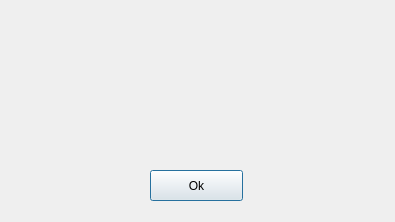
zgyhc2050/amlogic_debug_tool, file aml_debug_help_info.ui: the form before one commit.
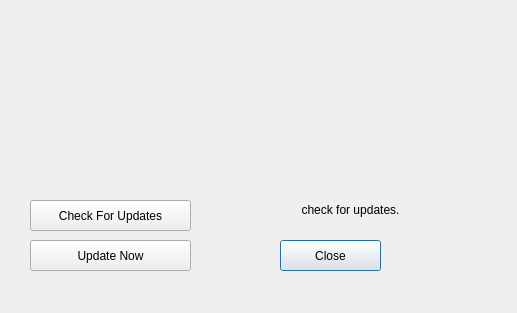
The form after the commit.

Commit message:
aml_debug v_1_3_0: add online update function
Problem:
add online update function

Solution:
1. add online update function

Verify:
Vs Code

```diff
--- a/aml_debug_help_info.ui
+++ b/aml_debug_help_info.ui
@@ -6,8 +6,8 @@
    <rect>
     <x>0</x>
     <y>0</y>
-    <width>395</width>
-    <height>222</height>
+    <width>517</width>
+    <height>313</height>
    </rect>
   </property>
   <property name="windowTitle">
@@ -16,23 +16,23 @@
   <widget class="QPushButton" name="pushButton">
    <property name="geometry">
     <rect>
-     <x>150</x>
-     <y>170</y>
-     <width>93</width>
+     <x>280</x>
+     <y>240</y>
+     <width>101</width>
      <height>31</height>
     </rect>
    </property>
    <property name="text">
-    <string>Ok</string>
+    <string>Close</string>
    </property>
   </widget>
   <widget class="QLabel" name="AmlDebugHelpAboutInfo_Label">
    <property name="geometry">
     <rect>
-     <x>20</x>
-     <y>10</y>
-     <width>351</width>
-     <height>151</height>
+     <x>30</x>
+     <y>20</y>
+     <width>471</width>
+     <height>141</height>
     </rect>
    </property>
    <property name="text">
@@ -42,6 +42,45 @@
     <set>Qt::LinksAccessibleByMouse|Qt::TextSelectableByMouse</set>
    </property>
   </widget>
+  <widget class="QLabel" name="AmlDebugHelpAboutUpdate_Label">
+   <property name="geometry">
+    <rect>
+     <x>200</x>
+     <y>200</y>
+     <width>301</width>
+     <height>21</height>
+    </rect>
+   </property>
+   <property name="text">
+    <string>&lt;html&gt;&lt;head/&gt;&lt;body&gt;&lt;p align=&quot;center&quot;&gt;check for updates.&lt;/p&gt;&lt;/body&gt;&lt;/html&gt;</string>
+   </property>
+  </widget>
+  <widget class="QPushButton" name="AmlDebugHelpAboutUpdateNow_pushButton">
+   <property name="geometry">
+    <rect>
+     <x>30</x>
+     <y>240</y>
+     <width>161</width>
+     <height>31</height>
+    </rect>
+   </property>
+   <property name="text">
+    <string>Update Now</string>
+   </property>
+  </widget>
+  <widget class="QPushButton" name="AmlDebugHelpAboutCheckUpdate_pushButton">
+   <property name="geometry">
+    <rect>
+     <x>30</x>
+     <y>200</y>
+     <width>161</width>
+     <height>31</height>
+    </rect>
+   </property>
+   <property name="text">
+    <string>Check For Updates</string>
+   </property>
+  </widget>
  </widget>
  <resources/>
  <connections>
```
Left out of the diff: 4 changed lines with no effect on the pictures. The commit also changes 11 other files.
